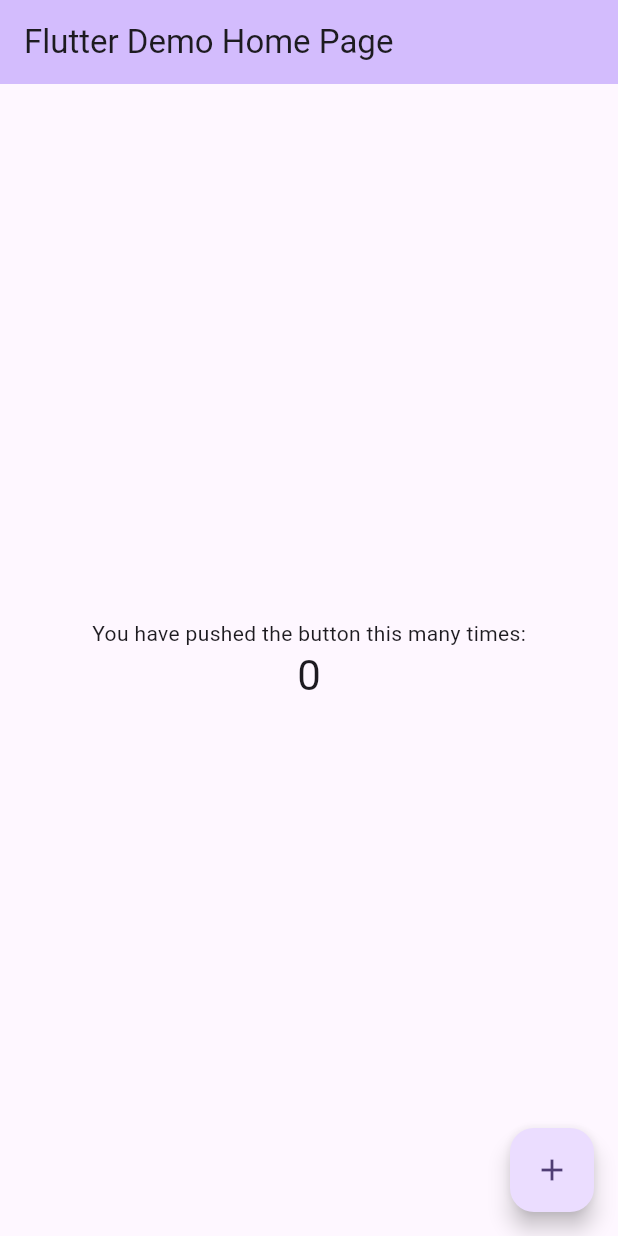
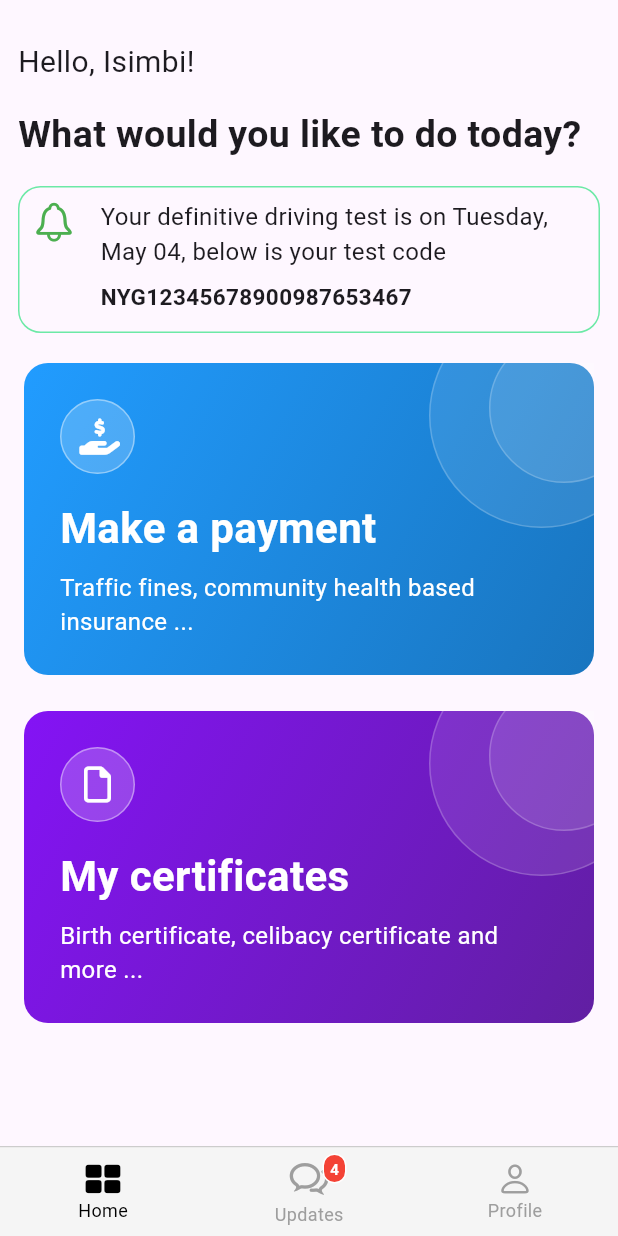
Before and after one commit to nkusikevin/pass-poc, a Flutter app: the screen it shows after launch, on a phone screen of 412 x 824 dp. Run offline on Flutter 3.47's test engine with Material 3 defaults, Android fonts, the phone set to English and light mode, and no system bars; our stand-ins replace font_awesome_flutter.

Commit message:
basic screens

```diff
--- /dev/null
+++ b/ipass_poc/lib/app.dart
@@ -0,0 +1,144 @@
+
+import 'package:flutter/material.dart';
+import 'package:flutter/cupertino.dart';
+import 'pages/home_page.dart';
+import 'pages/profile.dart';
+import 'pages/updates.dart';
+
+class MyAppView extends StatefulWidget {
+  MyAppView({super.key});
+
+  @override
+  State<MyAppView> createState() => _MyAppViewState();
+}
+
+class _MyAppViewState extends State<MyAppView> {
+  int _selectedIndex = 0;
+
+  final List<Widget> _pages = <Widget>[
+    const HomePage(),
+    const UpdatesPage(),
+    const Profile(),
+  ];
+
+  void _onItemTapped(int index) {
+    setState(() {
+      _selectedIndex = index;
+    });
+  }
+
+  @override
+  Widget build(BuildContext context) {
+    return Scaffold(
+      body: SafeArea(
+        child: _pages[_selectedIndex],
+      ),
+      bottomNavigationBar: Container(
+        decoration: BoxDecoration(
+          color: Colors.grey.shade50,
+          border: Border(
+            top: BorderSide(
+              color: Colors.grey.withOpacity(0.5),
+            ),
+          ),
+        ),
+
+        child: BottomNavigationBar(
+          currentIndex: _selectedIndex,
+          selectedItemColor: Colors.black,
+          unselectedItemColor: Colors.grey,
+          backgroundColor: Colors.grey.shade100,
+          elevation: 0,
+          type: BottomNavigationBarType.fixed,
+          selectedFontSize: 12,
+          unselectedFontSize: 12,
+          onTap: _onItemTapped,
+          items: <BottomNavigationBarItem>[
+            const BottomNavigationBarItem(
+              icon: Icon(CupertinoIcons.rectangle_grid_2x2_fill, size: 25),
+              activeIcon:
+                  Icon(CupertinoIcons.rectangle_grid_2x2_fill, size: 25),
+              label: 'Home',
+            ),
+            BottomNavigationBarItem(
+              icon: Stack(
+                clipBehavior: Clip.none,
+                children: [
+                  const Icon(CupertinoIcons.chat_bubble_2, size: 30),
+                  Positioned(
+                    right: -10,
+                    top: -2,
+                    child: Container(
+                      padding: const EdgeInsets.all(2),
+                      decoration: BoxDecoration(
+                        color: Colors.red,
+                        borderRadius: BorderRadius.circular(50),
+                        border: Border.all(
+                          color: Colors.white,
+                          width: 1,
+                        ),
+                      ),
+                      constraints: const BoxConstraints(
+                        minWidth: 16,
+                        minHeight: 16,
+                      ),
+                      child: const Text(
+                        '4',
+                        style: TextStyle(
+                          color: Colors.white,
+                          fontSize: 10,
+                          fontWeight: FontWeight.bold,
+                        ),
+                        textAlign: TextAlign.center,
+                      ),
+                    ),
+                  ),
+                ],
+              ),
+              activeIcon: Stack(
+                clipBehavior: Clip.none,
+                children: [
+                  const Icon(CupertinoIcons.chat_bubble_2_fill, size: 30),
+                  Positioned(
+                    right: -10,
+                    top: -2,
+                    child: Container(
+                      padding: const EdgeInsets.all(2),
+                      decoration: BoxDecoration(
+                        color: Colors.red,
+                        borderRadius: BorderRadius.circular(50),
+                        border: Border.all(
+                          color: Colors.white,
+                          width: 1,
+                        ),
+                      ),
+                      constraints: const BoxConstraints(
+                        minWidth: 16,
+                        minHeight: 16,
+                      ),
+                      child: const Text(
+                        '10',
+                        style: TextStyle(
+                          color: Colors.white,
+                          fontSize: 10,
+                          fontWeight: FontWeight.bold,
+                        ),
+                        textAlign: TextAlign.center,
+                      ),
+                    ),
+                  ),
+                ],
+              ),
+              label: 'Updates',
+            ),
+            const BottomNavigationBarItem(
+              icon: Icon(CupertinoIcons.person, size: 25),
+              activeIcon: Icon(CupertinoIcons.person_fill, size: 25),
+              label: 'Profile',
+            ),
+          ],
+        ),
+      ),
+    );
+  }
+}
--- /dev/null
+++ b/ipass_poc/lib/components/home_card.dart
@@ -0,0 +1,138 @@
+import 'package:flutter/material.dart';
+
+class PaymentCard extends StatelessWidget {
+  final String title;
+  final String subtitle;
+  final IconData icon;
+  final VoidCallback? onTap;
+  final Gradient backgroundGradient;
+  final Color iconColor;
+  final Color? shapesColor;
+
+  const PaymentCard({
+    Key? key,
+    required this.title,
+    required this.subtitle,
+    this.icon = Icons.payments_outlined,
+    this.onTap,
+    this.backgroundGradient = const LinearGradient(
+      begin: Alignment.topLeft,
+      end: Alignment.bottomRight,
+      colors: [Color(0xFF219CFF), Color(0xFF1975BF)],
+    ),
+    this.iconColor = Colors.white,
+    this.shapesColor,
+  }) : super(key: key);
+
+  @override
+  Widget build(BuildContext context) {
+    return SizedBox(
+      width: double.infinity,
+      height: 216,
+      child: Card(
+        elevation: 0,
+
+        shape: RoundedRectangleBorder(
+          borderRadius: BorderRadius.circular(16.0),
+        ),
+        child: Stack(
+          children: [
+            // Gradient background
+            Positioned.fill(
+              child: ClipRRect(
+                borderRadius: BorderRadius.circular(16.0),
+                child: DecoratedBox(
+                  decoration: BoxDecoration(
+                    gradient: backgroundGradient,
+                  ),
+                ),
+              ),
+            ),
+
+            // Decorative shapes
+            Positioned(
+              top: -40,
+              right: -40,
+              child: Container(
+                width: 150,
+                height: 150,
+                decoration: BoxDecoration(
+                  shape: BoxShape.circle,
+                  color: (shapesColor ?? Colors.white).withOpacity(0.1),
+                  border: Border.all(
+                    color: (shapesColor ?? Colors.white).withOpacity(0.2),
+                    width: 1,
+                  ),
+                ),
+              ),
+            ),
+            Positioned(
+              top: -20,
+              right: -30,
+              child: Container(
+                width: 100,
+                height: 100,
+                decoration: BoxDecoration(
+                  shape: BoxShape.circle,
+                  color: (shapesColor ?? Colors.white).withOpacity(0.1),
+                  border: Border.all(
+                    color: (shapesColor ?? Colors.white).withOpacity(0.2),
+                    width: 1,
+                  ),
+                ),
+              ),
+            ),
+
+            // Main content
+            InkWell(
+              onTap: onTap,
+              borderRadius: BorderRadius.circular(16.0),
+              child: Container(
+                padding: const EdgeInsets.all(24.0),
+                child: Column(
+                  crossAxisAlignment: CrossAxisAlignment.start,
+                  mainAxisSize: MainAxisSize.min,
+                  children: [
+                    Container(
+                      padding: const EdgeInsets.all(12),
+                      decoration: BoxDecoration(
+                        color: Colors.white.withOpacity(0.2),
+                        borderRadius: BorderRadius.circular(50),
+                        border: Border.all(
+                          color: Colors.white.withOpacity(0.4),
+                          width: 1,
+                        ),
+                      ),
+                      child: Icon(
+                        icon,
+                        color: iconColor,
+                        size: 24.0,
+                      ),
+                    ),
+                    const SizedBox(height: 16.0),
+                    Text(
+                      title,
+                      style: const TextStyle(
+                        color: Colors.white,
+                        fontSize: 28.0,
+                        fontWeight: FontWeight.bold,
+                      ),
+                    ),
+                    const SizedBox(height: 8.0),
+                    Text(
+                      subtitle,
+                      style: const TextStyle(
+                        color: Colors.white,
+                        fontSize: 16.0,
+                      ),
+                    ),
+                  ],
+                ),
+              ),
+            ),
+          ],
+        ),
+      ),
+    );
+  }
+}
--- /dev/null
+++ b/ipass_poc/lib/components/payment_card.dart
@@ -0,0 +1,48 @@
+import 'package:flutter/material.dart';
+
+class PaymentCard extends StatelessWidget {
+  final String title;
+  final IconData icon;
+  final Color color;
+  final VoidCallback? onTap;
+  const PaymentCard(
+      {super.key,
+      required this.title,
+      required this.icon,
+      required this.color,
+      required this.onTap});
+
+  @override
+  Widget build(BuildContext context) {
+    return Row(
+      children: <Widget>[
+        Container(
+          width: 50,
+          height: 50,
+          decoration: BoxDecoration(
+            color: color,
+            borderRadius: BorderRadius.circular(15),
+          ),
+          child: Icon(icon, color: Colors.white),
+        ),
+        const SizedBox(width: 16),
+        Expanded(
+          child: Container(
+            height: 50, // Match height with icon container
+            padding: const EdgeInsets.only(
+                top: 12), // Adjust this value to vertically align the text
+            decoration: BoxDecoration(
+              border: Border(
+                bottom: BorderSide(
+                  color: Colors.grey.shade300,
+                  width: 1,
+                ),
+              ),
+            ),
+            child: Text(title, style: const TextStyle(fontSize: 16)),
+          ),
+        ),
+      ],
+    );
+  }
+}
--- a/ipass_poc/lib/main.dart
+++ b/ipass_poc/lib/main.dart
@@ -1,4 +1,5 @@
 import 'package:flutter/material.dart';
+import 'package:ipass_poc/app.dart';
 
 void main() {
   runApp(const MyApp());
@@ -7,119 +8,16 @@
 class MyApp extends StatelessWidget {
   const MyApp({super.key});
 
-  // This widget is the root of your application.
   @override
   Widget build(BuildContext context) {
     return MaterialApp(
       title: 'Flutter Demo',
+      debugShowCheckedModeBanner: false,
       theme: ThemeData(
-        // This is the theme of your application.
-        //
-        // TRY THIS: Try running your application with "flutter run". You'll see
-        // the application has a purple toolbar. Then, without quitting the app,
-        // try changing the seedColor in the colorScheme below to Colors.green
-        // and then invoke "hot reload" (save your changes or press the "hot
-        // reload" button in a Flutter-supported IDE, or press "r" if you used
-        // the command line to start the app).
-        //
-        // Notice that the counter didn't reset back to zero; the application
-        // state is not lost during the reload. To reset the state, use hot
-        // restart instead.
-        //
-        // This works for code too, not just values: Most code changes can be
-        // tested with just a hot reload.
         colorScheme: ColorScheme.fromSeed(seedColor: Colors.deepPurple),
         useMaterial3: true,
       ),
-      home: const MyHomePage(title: 'Flutter Demo Home Page'),
+      home: MyAppView(),
     );
   }
 }
-
-class MyHomePage extends StatefulWidget {
-  const MyHomePage({super.key, required this.title});
-
-  // This widget is the home page of your application. It is stateful, meaning
-  // that it has a State object (defined below) that contains fields that affect
-  // how it looks.
-
-  // This class is the configuration for the state. It holds the values (in this
-  // case the title) provided by the parent (in this case the App widget) and
-  // used by the build method of the State. Fields in a Widget subclass are
-  // always marked "final".
-
-  final String title;
-
-  @override
-  State<MyHomePage> createState() => _MyHomePageState();
-}
-
-class _MyHomePageState extends State<MyHomePage> {
-  int _counter = 0;
-
-  void _incrementCounter() {
-    setState(() {
-      // This call to setState tells the Flutter framework that something has
-      // changed in this State, which causes it to rerun the build method below
-      // so that the display can reflect the updated values. If we changed
-      // _counter without calling setState(), then the build method would not be
-      // called again, and so nothing would appear to happen.
-      _counter++;
-    });
-  }
-
-  @override
-  Widget build(BuildContext context) {
-    // This method is rerun every time setState is called, for instance as done
-    // by the _incrementCounter method above.
-    //
-    // The Flutter framework has been optimized to make rerunning build methods
-    // fast, so that you can just rebuild anything that needs updating rather
-    // than having to individually change instances of widgets.
-    return Scaffold(
-      appBar: AppBar(
-        // TRY THIS: Try changing the color here to a specific color (to
-        // Colors.amber, perhaps?) and trigger a hot reload to see the AppBar
-        // change color while the other colors stay the same.
-        backgroundColor: Theme.of(context).colorScheme.inversePrimary,
-        // Here we take the value from the MyHomePage object that was created by
-        // the App.build method, and use it to set our appbar title.
-        title: Text(widget.title),
-      ),
-      body: Center(
-        // Center is a layout widget. It takes a single child and positions it
-        // in the middle of the parent.
-        child: Column(
-          // Column is also a layout widget. It takes a list of children and
-          // arranges them vertically. By default, it sizes itself to fit its
-          // children horizontally, and tries to be as tall as its parent.
-          //
-          // Column has various properties to control how it sizes itself and
-          // how it positions its children. Here we use mainAxisAlignment to
-          // center the children vertically; the main axis here is the vertical
-          // axis because Columns are vertical (the cross axis would be
-          // horizontal).
-          //
-          // TRY THIS: Invoke "debug painting" (choose the "Toggle Debug Paint"
-          // action in the IDE, or press "p" in the console), to see the
-          // wireframe for each widget.
-          mainAxisAlignment: MainAxisAlignment.center,
-          children: <Widget>[
-            const Text(
-              'You have pushed the button this many times:',
-            ),
-            Text(
-              '$_counter',
-              style: Theme.of(context).textTheme.headlineMedium,
-            ),
-          ],
-        ),
-      ),
-      floatingActionButton: FloatingActionButton(
-        onPressed: _incrementCounter,
-        tooltip: 'Increment',
-        child: const Icon(Icons.add),
-      ), // This trailing comma makes auto-formatting nicer for build methods.
-    );
-  }
-}
--- /dev/null
+++ b/ipass_poc/lib/pages/home_page.dart
@@ -0,0 +1,99 @@
+import 'package:flutter/material.dart';
+import 'package:flutter/cupertino.dart';
+import 'package:ipass_poc/components/home_card.dart';
+import 'package:font_awesome_flutter/font_awesome_flutter.dart';
+import 'package:ipass_poc/pages/make_payments.dart';
+
+class HomePage extends StatelessWidget {
+  const HomePage({super.key});
+
+  @override
+  Widget build(BuildContext context) {
+    return Padding(
+      padding: const EdgeInsets.all(12),
+      child: Column(
+        crossAxisAlignment: CrossAxisAlignment.start,
+        children: <Widget>[
+          const SizedBox(height: 15),
+          const Text(
+            'Hello, Isimbi!',
+            style: TextStyle(fontSize: 20),
+          ),
+          const SizedBox(height: 16),
+          const Text(
+            'What would you like to do today?',
+            style: TextStyle(fontSize: 25, fontWeight: FontWeight.bold),
+          ),
+          const SizedBox(height: 16),
+          Container(
+            height: 98,
+            width: double.infinity,
+            decoration: BoxDecoration(
+              borderRadius: BorderRadius.circular(15),
+              border: Border.all(color: const Color(0xFF6CE9A6)),
+            ),
+            child: const Padding(
+              padding: EdgeInsets.all(8.0),
+              child: Row(
+                crossAxisAlignment: CrossAxisAlignment.start,
+                children: <Widget>[
+                  Icon(CupertinoIcons.bell, color: Colors.green, size: 30),
+                  SizedBox(width: 16),
+                  Expanded(
+                    child: Column(
+                      crossAxisAlignment: CrossAxisAlignment.start,
+                      children: <Widget>[
+                        Text(
+                          'Your definitive driving test is on Tuesday, May 04, below is your test code ',
+                          style: TextStyle(fontSize: 16),
+                          softWrap: true,
+                        ),
+                        SizedBox(height: 8),
+                        Text(
+                          'NYG12345678900987653467',
+                          style: TextStyle(
+                              fontSize: 15, fontWeight: FontWeight.bold),
+                        ),
+                      ],
+                    ),
+                  ),
+                ],
+              ),
+            ),
+          ),
+          const SizedBox(height: 16),
+          PaymentCard(
+            title: 'Make a payment',
+            subtitle: 'Traffic fines, community health based insurance ...',
+            icon: FontAwesomeIcons.handHoldingDollar,
+            backgroundGradient: const LinearGradient(
+              begin: Alignment.topLeft,
+              end: Alignment.bottomRight,
+              colors: [Color(0xFF219CFF), Color(0xFF1975BF)],
+            ),
+            shapesColor: Colors.white,
+            onTap: () {
+              Navigator.push(
+                context,
+                MaterialPageRoute(builder: (context) => const MakePayments()),
+              );
+            },
+          ),
+          const SizedBox(height: 16),
+          PaymentCard(
+            title: 'My certificates',
+            subtitle: 'Birth certificate, celibacy certificate and more ...',
+            icon: FontAwesomeIcons.file,
+            backgroundGradient: const LinearGradient(
+              begin: Alignment.topLeft,
+              end: Alignment.bottomRight,
+              colors: [Color(0xFF8413F5), Color(0xFF611FA2)],
+            ),
+            shapesColor: Colors.white,
+            onTap: () {},
+          )
+        ],
+      ),
+    );
+  }
+}
--- /dev/null
+++ b/ipass_poc/lib/pages/make_payments.dart
@@ -0,0 +1,43 @@
+import 'package:flutter/material.dart';
+import 'package:font_awesome_flutter/font_awesome_flutter.dart';
+import 'package:ipass_poc/components/payment_card.dart';
+
+class MakePayments extends StatelessWidget {
+  const MakePayments({super.key});
+
+  @override
+  Widget build(BuildContext context) {
+    return Scaffold(
+      appBar: AppBar(
+        title: const Text('Make a Payment'),
+      ),
+      body: Center(
+        child: Padding(
+          padding: const EdgeInsets.all(20.0),
+          child: Column(
+            mainAxisAlignment: MainAxisAlignment.start,
+            children: [
+              PaymentCard(
+                title: 'Traffic Fine',
+                icon: FontAwesomeIcons.ticket,
+                color: Color(0xFF2684FF),
+                onTap: () {
+                  // Handle traffic fine payment
+                },
+              ),
+              const SizedBox(height: 16.0),
+              PaymentCard(
+                title: 'Mutuelle de sante',
+                color: Color(0xFF9C8BFF),
+                icon: FontAwesomeIcons.starOfLife,
+                onTap: () {
+                  // Handle community health insurance payment
+                },
+              ),
+            ],
+          ),
+        ),
+      ),
+    );
+  }
+}
--- /dev/null
+++ b/ipass_poc/lib/pages/profile.dart
@@ -0,0 +1,22 @@
+import 'package:flutter/material.dart';
+
+class Profile extends StatelessWidget {
+  const Profile({super.key});
+
+  @override
+  Widget build(BuildContext context) {
+    return Column(
+      children: <Widget>[
+        const SizedBox(height: 16),
+        const Text('Profile'),
+        const SizedBox(height: 16),
+        ElevatedButton(
+          onPressed: () {
+            Navigator.of(context).pushNamed('/home');
+          },
+          child: const Text('Go to Home'),
+        ),
+      ],
+    );
+  }
+}
--- /dev/null
+++ b/ipass_poc/lib/pages/updates.dart
@@ -0,0 +1,22 @@
+import 'package:flutter/material.dart';
+
+class UpdatesPage extends StatelessWidget {
+  const UpdatesPage({super.key});
+
+  @override
+  Widget build(BuildContext context) {
+    return Column(
+      children: <Widget>[
+        const SizedBox(height: 16),
+        const Text('Updates'),
+        const SizedBox(height: 16),
+        ElevatedButton(
+          onPressed: () {
+            Navigator.of(context).pushNamed('/profile');
+          },
+          child: const Text('Go to Profile'),
+        ),
+      ],
+    );
+  }
+}
--- a/ipass_poc/pubspec.yaml
+++ b/ipass_poc/pubspec.yaml
@@ -2,7 +2,7 @@ name: ipass_poc
 description: "A new Flutter project."
 # The following line prevents the package from being accidentally published to
 # pub.dev using `flutter pub publish`. This is preferred for private packages.
-publish_to: 'none' # Remove this line if you wish to publish to pub.dev
+publish_to: "none" # Remove this line if you wish to publish to pub.dev
 
 # The following defines the version and build number for your application.
 # A version number is three numbers separated by dots, like 1.2.43
@@ -30,7 +30,7 @@ environment:
 dependencies:
   flutter:
     sdk: flutter
-
+  font_awesome_flutter: ^10.7.0
 
   # The following adds the Cupertino Icons font to your application.
   # Use with the CupertinoIcons class for iOS style icons.
@@ -52,7 +52,6 @@ dev_dependencies:
 
 # The following section is specific to Flutter packages.
 flutter:
-
   # The following line ensures that the Material Icons font is
   # included with your application, so that you can use the icons in
   # the material Icons class.
```
Also changed, not shown: ipass_poc/pubspec.lock.
